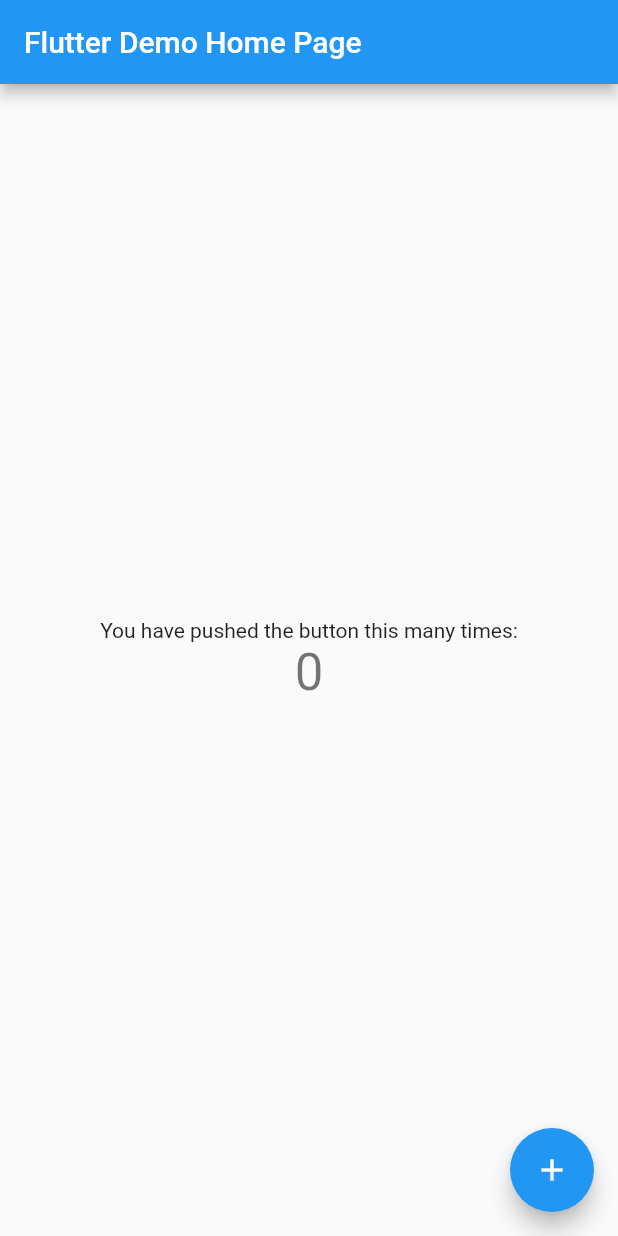
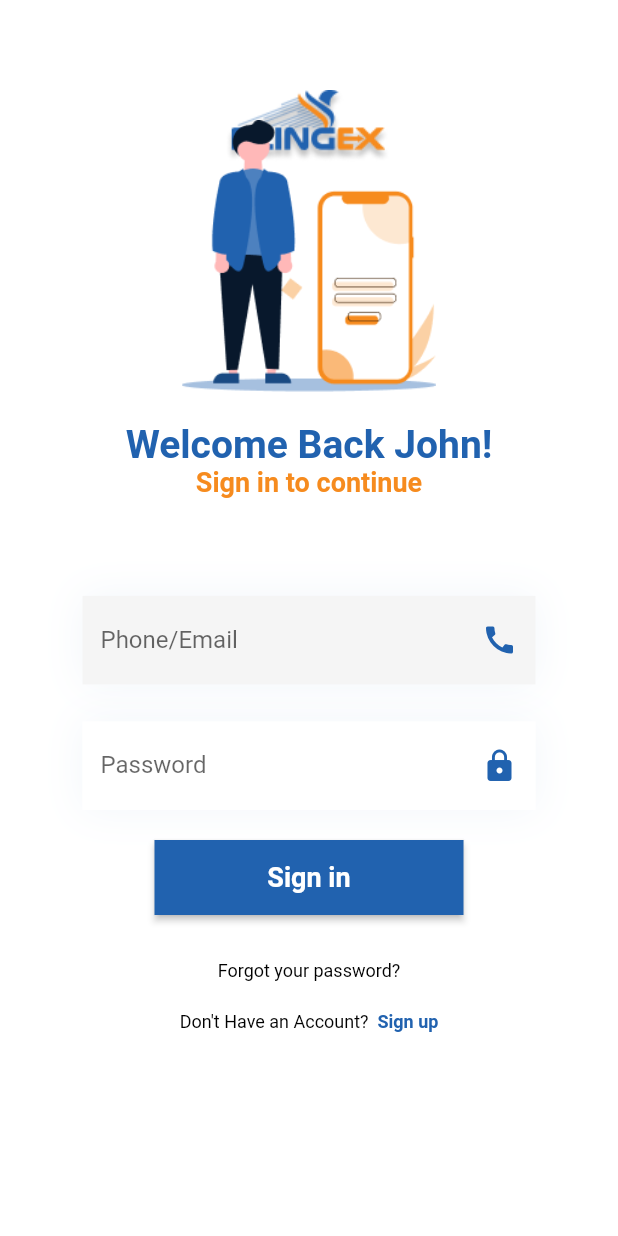
Before and after one commit to mehedimithu/Flingex_App, a Flutter app: the screen it shows after launch, on a phone screen of 412 x 824 dp. Run offline on Flutter 3.47's test engine with Material 2 defaults, Android fonts, the phone set to English and light mode, and no system bars.

Commit message:
login page added

```diff
--- a/lib/main.dart
+++ b/lib/main.dart
@@ -1,3 +1,4 @@
+import 'package:flingex_app/screens/login/login_page.dart';
 import 'package:flutter/material.dart';
 
 void main() {
@@ -5,109 +6,17 @@ void main() {
 }
 
 class MyApp extends StatelessWidget {
-  // This widget is the root of your application.
   @override
   Widget build(BuildContext context) {
-    return MaterialApp(
-      title: 'Flutter Demo',
-      theme: ThemeData(
-        // This is the theme of your application.
-        //
-        // Try running your application with "flutter run". You'll see the
-        // application has a blue toolbar. Then, without quitting the app, try
-        // changing the primarySwatch below to Colors.green and then invoke
-        // "hot reload" (press "r" in the console where you ran "flutter run",
-        // or simply save your changes to "hot reload" in a Flutter IDE).
-        // Notice that the counter didn't reset back to zero; the application
-        // is not restarted.
-        primarySwatch: Colors.blue,
-      ),
-      home: MyHomePage(title: 'Flutter Demo Home Page'),
+    return new MaterialApp(
+      debugShowCheckedModeBanner: false,
+      title: 'Flingex App',
+      routes: {
+        // '/': (context) => Splash(),
+        '/': (context) => LoginPage(),
+        // '/signup': (context) => SignupPage(),
+        // '/home': (context) => HomePage(),
+      },
     );
   }
 }
-
-class MyHomePage extends StatefulWidget {
-  MyHomePage({Key? key, required this.title}) : super(key: key);
-
-  // This widget is the home page of your application. It is stateful, meaning
-  // that it has a State object (defined below) that contains fields that affect
-  // how it looks.
-
-  // This class is the configuration for the state. It holds the values (in this
-  // case the title) provided by the parent (in this case the App widget) and
-  // used by the build method of the State. Fields in a Widget subclass are
-  // always marked "final".
-
-  final String title;
-
-  @override
-  _MyHomePageState createState() => _MyHomePageState();
-}
-
-class _MyHomePageState extends State<MyHomePage> {
-  int _counter = 0;
-
-  void _incrementCounter() {
-    setState(() {
-      // This call to setState tells the Flutter framework that something has
-      // changed in this State, which causes it to rerun the build method below
-      // so that the display can reflect the updated values. If we changed
-      // _counter without calling setState(), then the build method would not be
-      // called again, and so nothing would appear to happen.
-      _counter++;
-    });
-  }
-
-  @override
-  Widget build(BuildContext context) {
-    // This method is rerun every time setState is called, for instance as done
-    // by the _incrementCounter method above.
-    //
-    // The Flutter framework has been optimized to make rerunning build methods
-    // fast, so that you can just rebuild anything that needs updating rather
-    // than having to individually change instances of widgets.
-    return Scaffold(
-      appBar: AppBar(
-        // Here we take the value from the MyHomePage object that was created by
-        // the App.build method, and use it to set our appbar title.
-        title: Text(widget.title),
-      ),
-      body: Center(
-        // Center is a layout widget. It takes a single child and positions it
-        // in the middle of the parent.
-        child: Column(
-          // Column is also a layout widget. It takes a list of children and
-          // arranges them vertically. By default, it sizes itself to fit its
-          // children horizontally, and tries to be as tall as its parent.
-          //
-          // Invoke "debug painting" (press "p" in the console, choose the
-          // "Toggle Debug Paint" action from the Flutter Inspector in Android
-          // Studio, or the "Toggle Debug Paint" command in Visual Studio Code)
-          // to see the wireframe for each widget.
-          //
-          // Column has various properties to control how it sizes itself and
-          // how it positions its children. Here we use mainAxisAlignment to
-          // center the children vertically; the main axis here is the vertical
-          // axis because Columns are vertical (the cross axis would be
-          // horizontal).
-          mainAxisAlignment: MainAxisAlignment.center,
-          children: <Widget>[
-            Text(
-              'You have pushed the button this many times:',
-            ),
-            Text(
-              '$_counter',
-              style: Theme.of(context).textTheme.headline4,
-            ),
-          ],
-        ),
-      ),
-      floatingActionButton: FloatingActionButton(
-        onPressed: _incrementCounter,
-        tooltip: 'Increment',
-        child: Icon(Icons.add),
-      ), // This trailing comma makes auto-formatting nicer for build methods.
-    );
-  }
-}
--- /dev/null
+++ b/lib/screens/login/login_page.dart
@@ -0,0 +1,249 @@
+import 'package:flutter/material.dart';
+
+class LoginPage extends StatefulWidget {
+  @override
+  _LoginPageState createState() => _LoginPageState();
+}
+
+class _LoginPageState extends State<LoginPage> {
+  bool hidePassword = true;
+  late String password;
+  TextEditingController _emailController = TextEditingController();
+  TextEditingController _passwordController = TextEditingController();
+
+  @override
+  Widget build(BuildContext context) {
+    var size = MediaQuery.of(context).size;
+    var screenHeight = MediaQuery.of(context).size.height;
+    return Scaffold(
+      backgroundColor: Colors.white,
+      body: Stack(
+        children: [
+          Container(
+            margin: EdgeInsets.only(top: 60),
+            decoration: BoxDecoration(
+              image: DecorationImage(
+                alignment: Alignment.topCenter,
+                image: AssetImage('assets/images/logo.png'),
+              ),
+            ),
+          ),
+          SafeArea(
+            child: Padding(
+              padding: const EdgeInsets.all(15.0),
+              child: ListView(
+                children: <Widget>[
+                  Container(
+                    alignment: Alignment.center,
+                    padding: EdgeInsets.symmetric(vertical: 50),
+                    margin: EdgeInsets.symmetric(horizontal: 40, vertical: 10),
+                    child: Column(
+                      children: [
+                        Container(
+                          alignment: Alignment.center,
+                          margin: EdgeInsets.all(5),
+                          child: Image.asset(
+                            'assets/images/img1.png',
+                            height: size.height * .22,
+                            width: size.width * 1.011,
+                          ),
+                        ),
+                        SizedBox(height: 15),
+                        Text(
+                          "Welcome Back John!",
+                          style: TextStyle(
+                            color: Color(0xff2162af),
+                            fontSize: 26,
+                            fontWeight: FontWeight.w700,
+                          ),
+                        ),
+                        Text(
+                          "Sign in to continue",
+                          style: TextStyle(
+                            color: Color(0xfff68b1e),
+                            fontSize: 18,
+                            fontWeight: FontWeight.w600,
+                          ),
+                        )
+                      ],
+                    ),
+                  ),
+                  SizedBox(height: 5),
+                  Container(
+                    decoration: BoxDecoration(
+                      borderRadius: BorderRadius.circular(0),
+                      boxShadow: [
+                        BoxShadow(
+                          color: Color(0x0f2062af),
+                          blurRadius: 23,
+                          offset: Offset(0, 0),
+                        ),
+                      ],
+                      color: Colors.white,
+                    ),
+                    alignment: Alignment.center,
+                    margin: EdgeInsets.symmetric(horizontal: 40),
+                    child: TextFormField(
+                      controller: _emailController,
+                      decoration: InputDecoration(
+                        filled: true,
+                        border: InputBorder.none,
+                        focusedBorder: InputBorder.none,
+                        enabledBorder: InputBorder.none,
+                        errorBorder: InputBorder.none,
+                        disabledBorder: InputBorder.none,
+                        suffixIcon: IconButton(
+                          icon: Icon(
+                            Icons.call,
+                            color: Color(0xff2162AF),
+                          ),
+                          onPressed: () {
+                            setState(() {});
+                          },
+                        ),
+                        hintText: "Phone/Email",
+                        labelText: "Phone/Email",
+                      ),
+                    ),
+                  ),
+                  SizedBox(height: size.height * 0.03),
+                  Container(
+                    decoration: BoxDecoration(
+                      borderRadius: BorderRadius.circular(0),
+                      boxShadow: [
+                        BoxShadow(
+                          color: Color(0x0f2062af),
+                          blurRadius: 23,
+                          offset: Offset(0, 0),
+                        ),
+                      ],
+                      color: Colors.white,
+                    ),
+                    alignment: Alignment.center,
+                    margin: EdgeInsets.symmetric(horizontal: 40),
+                    child: TextFormField(
+                      controller: _passwordController,
+                      decoration: InputDecoration(
+                        filled: true,
+                        border: InputBorder.none,
+                        focusedBorder: InputBorder.none,
+                        enabledBorder: InputBorder.none,
+                        errorBorder: InputBorder.none,
+                        disabledBorder: InputBorder.none,
+                        suffixIcon: IconButton(
+                          icon: Icon(
+                            hidePassword == true ? Icons.lock : Icons.lock_open,
+                            color: Color(0xff2162AF),
+                          ),
+                          onPressed: () {
+                            setState(() {
+                              hidePassword = !hidePassword;
+                            });
+                          },
+                        ),
+                        fillColor: Colors.white60,
+                        hintText: 'Password',
+                        labelText: 'Password',
+                      ),
+                      onSaved: (value) => password = value!,
+                      obscureText: hidePassword,
+                      // obscureText: true,
+                    ),
+                  ),
+                  SizedBox(height: 10),
+                  Container(
+                    alignment: Alignment.center,
+                    margin: EdgeInsets.symmetric(horizontal: 40, vertical: 10),
+                    child: RaisedButton(
+                      onPressed: () {
+                        // _onFormSubmitted();
+                        // Navigator.push(
+                        //     context,
+                        //     MaterialPageRoute(
+                        //         builder: (context) => HomePage(
+                        //               size: MediaQuery.of(context).size,
+                        //             )));
+                      },
+                      shape: RoundedRectangleBorder(
+                          borderRadius: BorderRadius.circular(0)),
+                      textColor: Colors.white,
+                      padding: const EdgeInsets.all(0),
+                      child: Container(
+                        alignment: Alignment.center,
+                        height: 50.0,
+                        width: size.width * 0.5,
+                        decoration: BoxDecoration(
+                            borderRadius: BorderRadius.circular(0),
+                            color: Color(0xff2162AF)),
+                        padding: const EdgeInsets.all(0),
+                        child: Text(
+                          "Sign in",
+                          textAlign: TextAlign.center,
+                          style: TextStyle(
+                              fontWeight: FontWeight.bold,
+                              fontSize: 18,
+                              color: Colors.white),
+                        ),
+                      ),
+                    ),
+                  ),
+                  SizedBox(height: 10),
+                  Container(
+                    alignment: Alignment.center,
+                    margin: EdgeInsets.symmetric(horizontal: 40, vertical: 10),
+                    child: InkWell(
+                      onTap: () {
+                        // Navigator.push(
+                        //     context,
+                        //     MaterialPageRoute(
+                        //         builder: (context) => ForgetPassword()));
+                      },
+                      child: Text(
+                        "Forgot your password?",
+                        style: TextStyle(
+                            fontSize: 12,
+                            color: Colors.black,
+                            fontWeight: FontWeight.normal),
+                      ),
+                    ),
+                  ),
+                  Container(
+                    alignment: Alignment.center,
+                    margin: EdgeInsets.symmetric(horizontal: 40, vertical: 10),
+                    child: GestureDetector(
+                      onTap: () => {
+                        // Navigator.push(
+                        //     context,
+                        //     MaterialPageRoute(
+                        //         builder: (context) => RegisterScreen()))
+                      },
+                      child: Row(
+                        mainAxisAlignment: MainAxisAlignment.center,
+                        children: [
+                          Text(
+                            "Don't Have an Account?  ",
+                            style: TextStyle(
+                                fontSize: 12,
+                                fontWeight: FontWeight.normal,
+                                color: Colors.black),
+                          ),
+                          Text(
+                            "Sign up",
+                            style: TextStyle(
+                                fontSize: 12,
+                                fontWeight: FontWeight.bold,
+                                color: Color(0xff2162AF)),
+                          ),
+                        ],
+                      ),
+                    ),
+                  ),
+                ],
+              ),
+            ),
+          ),
+        ],
+      ),
+    );
+  }
+}
--- a/pubspec.yaml
+++ b/pubspec.yaml
@@ -45,8 +45,8 @@ flutter:
   uses-material-design: true
 
   # To add assets to your application, add an assets section, like this:
-  # assets:
-  #   - images/a_dot_burr.jpeg
+  assets:
+  - assets/images/
   #   - images/a_dot_ham.jpeg
 
   # An image asset can refer to one or more resolution-specific "variants", see
```
Also changed, not shown: lib/screens/splash_screen.dart (added, +70 -0 lines), assets/images/img1.png (added), assets/images/logo.png (added).
